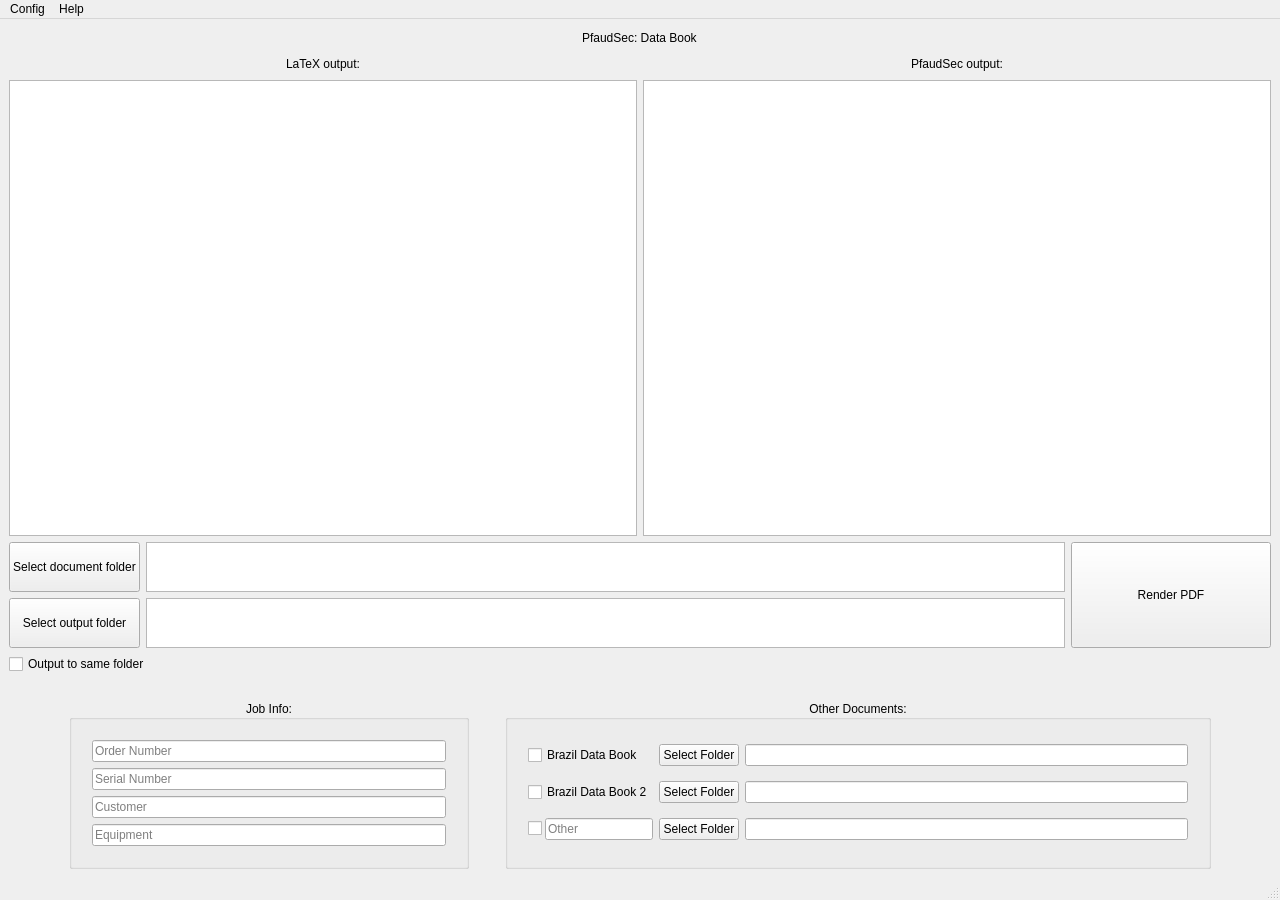
Above: redirect.ui from Kody-Quintana/PfaudSec before the change. Below: the same form after it.
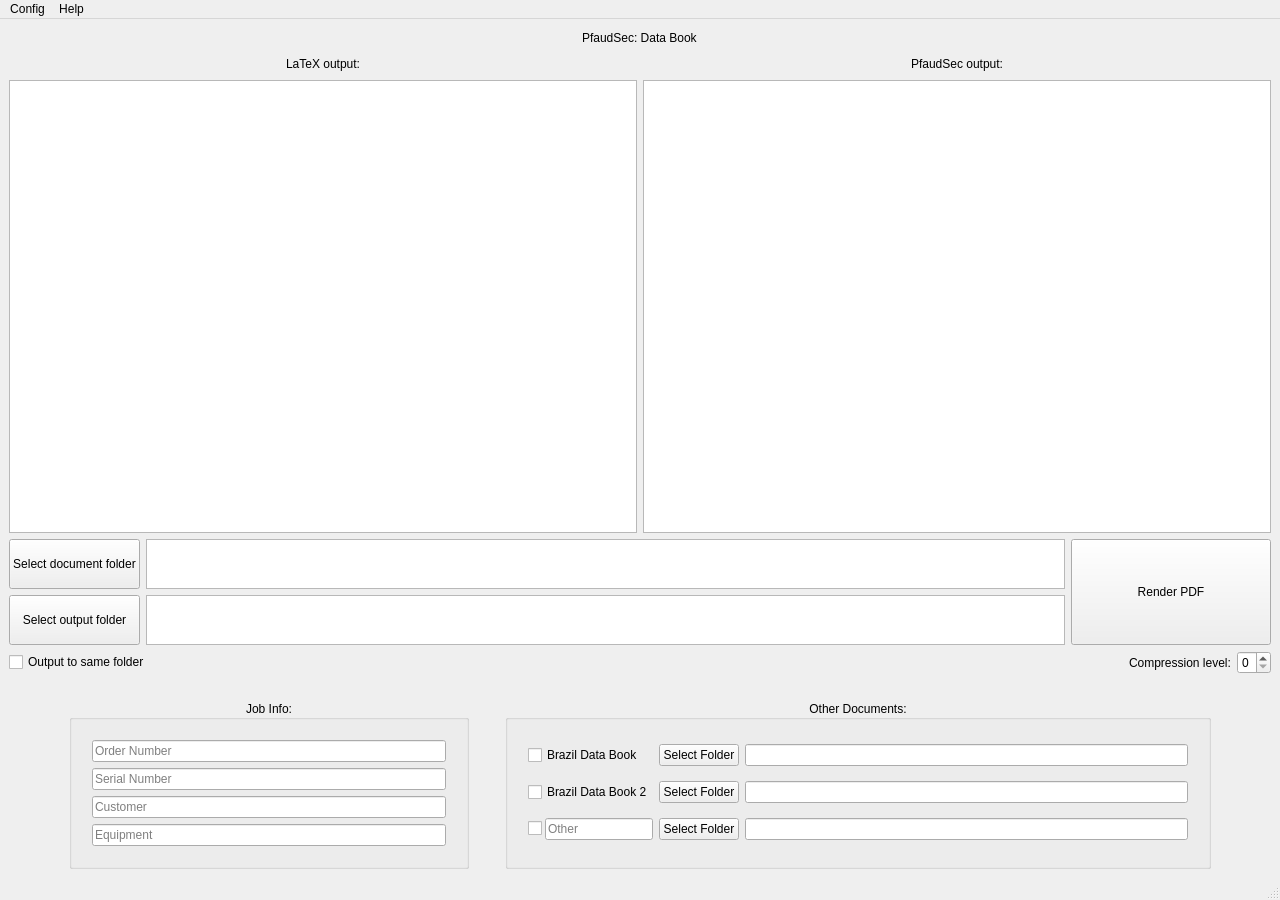
That is the form after the change.

Commit message: Added compression level dict for gs

```diff
--- a/redirect.ui
+++ b/redirect.ui
@@ -305,6 +305,20 @@
           </property>
          </spacer>
         </item>
+        <item>
+         <widget class="QLabel" name="label_4">
+          <property name="text">
+           <string>Compression level:</string>
+          </property>
+         </widget>
+        </item>
+        <item>
+         <widget class="QSpinBox" name="spinBox">
+          <property name="maximum">
+           <number>3</number>
+          </property>
+         </widget>
+        </item>
        </layout>
       </item>
      </layout>
```
The commit also changes 3 other files.
